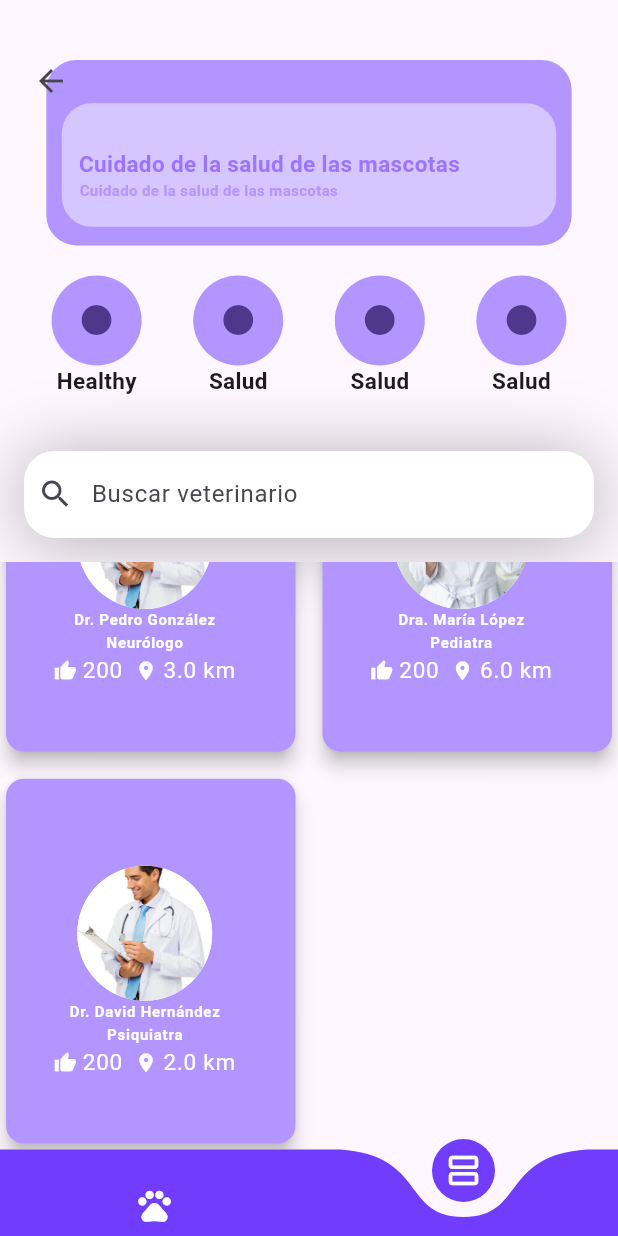
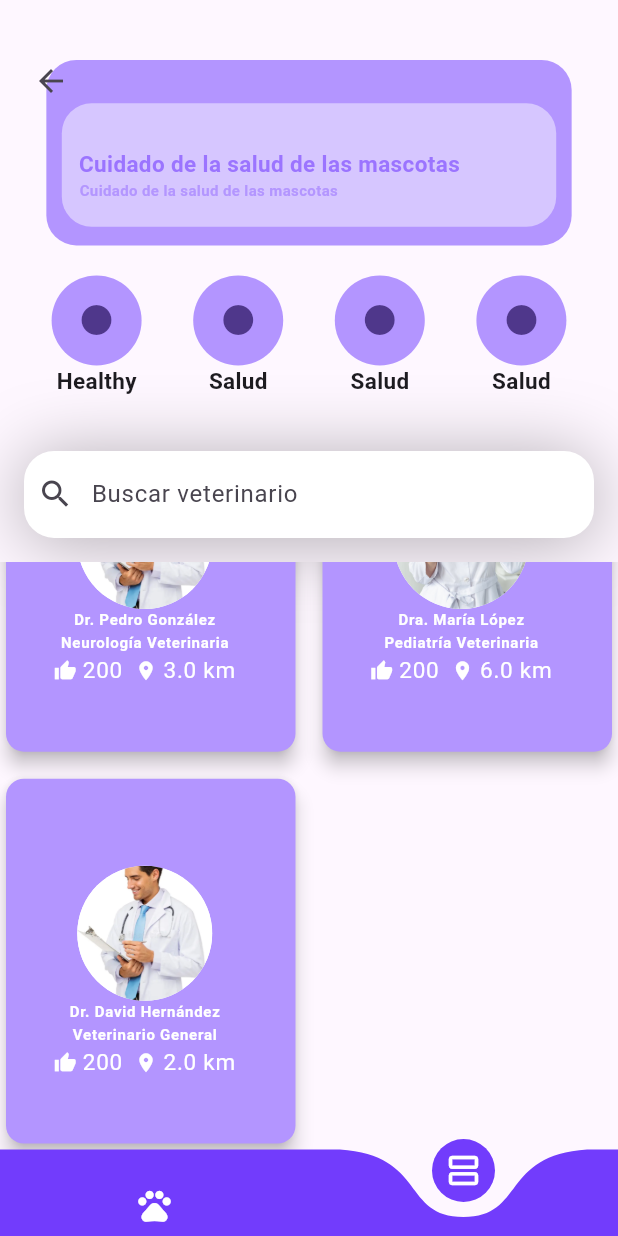
Before and after one commit to Isa-josep/vet_app, a Flutter app: the PagePet screen opened by its route, item 2 of the bottom bar chosen, scrolled down 382 dp, on a phone screen of 412 x 824 dp. Run offline on Flutter 3.47's test engine with Material 3 defaults, Android fonts, the phone set to English and light mode, and no system bars; drawn by our look-alikes of curved_navigation_bar; our stand-ins replace animate_do, flutter_riverpod, flutter_svg, go_router, table_calendar; project files that could hold a hidden picture were left out.

Commit message:
data vet fixed

```diff
--- a/lib/features/datosdoc.dart
+++ b/lib/features/datosdoc.dart
@@ -24,49 +24,53 @@ class Doctor {
 final List<Doctor> doctores = [
   Doctor(
       nombre: 'Dr. Juan Pérez',
-      especialidad: 'Cardiólogo',
-      especialidad2: 'Cardiólogo',
-      especialidad3: 'Cardiólogo',
+      especialidad: 'Cardiología Veterinaria',
+      especialidad2: 'Cirugía Veterinaria',
+      especialidad3: 'Veterinario General',
       description: 'Especialista en enfermedades del corazón',
       distance: 5,
       likes: 200,
       fotoUrl: 'assets/doc.webp'),
   Doctor(
       nombre: 'Dra. Ana Domínguez',
-      especialidad: 'Dermatóloga',
-      especialidad2: 'Dermatóloga',
-      especialidad3: 'Dermatóloga',
+      especialidad: 'Dermatología Veterinaria',
+      especialidad2: 'Comportamiento Animal',
+      especialidad3: 'Veterinario General',
       distance: 6,
       likes: 200,
       fotoUrl: 'assets/docprueba.png',
-      description: 'Especialista en comida'),
+      description: 'Especialista en problemas de piel y comportamiento',
+  ),
   Doctor(
       nombre: 'Dr. Pedro González',
-      especialidad: 'Neurólogo',
-      especialidad2: 'Neurólogo',
-      especialidad3: 'Neurólogo',
+      especialidad: 'Neurología Veterinaria',
+      especialidad2: 'Cirugía Veterinaria',
+      especialidad3: 'Veterinario General',
       distance: 3,
       likes: 200,
       fotoUrl: 'assets/doc.webp',
-      description: 'Especialista en enfermedades del cerebro'),
+      description: 'Especialista en enfermedades del cerebro',
+  ),
   Doctor(
       nombre: 'Dra. María López',
-      especialidad: 'Pediatra',
-      especialidad2: 'Pediatra',
+      especialidad: 'Pediatría Veterinaria',
+      especialidad2: 'Comportamiento Animal',
+      especialidad3: 'Veterinario General',
       distance: 6,
       likes: 200,
-      especialidad3: 'Pediatra',
       fotoUrl: 'assets/docprueba.png',
-      description: 'Especialista en enfermedades del cerebro'),
+      description: 'Especialista en cuidado de mascotas jóvenes',
+  ),
   Doctor(
       nombre: 'Dr. David Hernández',
-      especialidad: 'Psiquiatra',
-      especialidad2: 'Psiquiatra',
-      especialidad3: 'Psiquiatra',
+      especialidad: 'Veterinario General',
+      especialidad2: 'Cardiología Veterinaria',
+      especialidad3: 'Comportamiento Animal',
       distance: 2,
       likes: 200,
       fotoUrl: 'assets/doc.webp',
-      description: 'Especialista en enfermedades del corazón'),
+      description: 'Especialista en cuidados generales y problemas cardíacos',
+  ),
 ];
 
 Doctor getDoctor(int index) {
```
